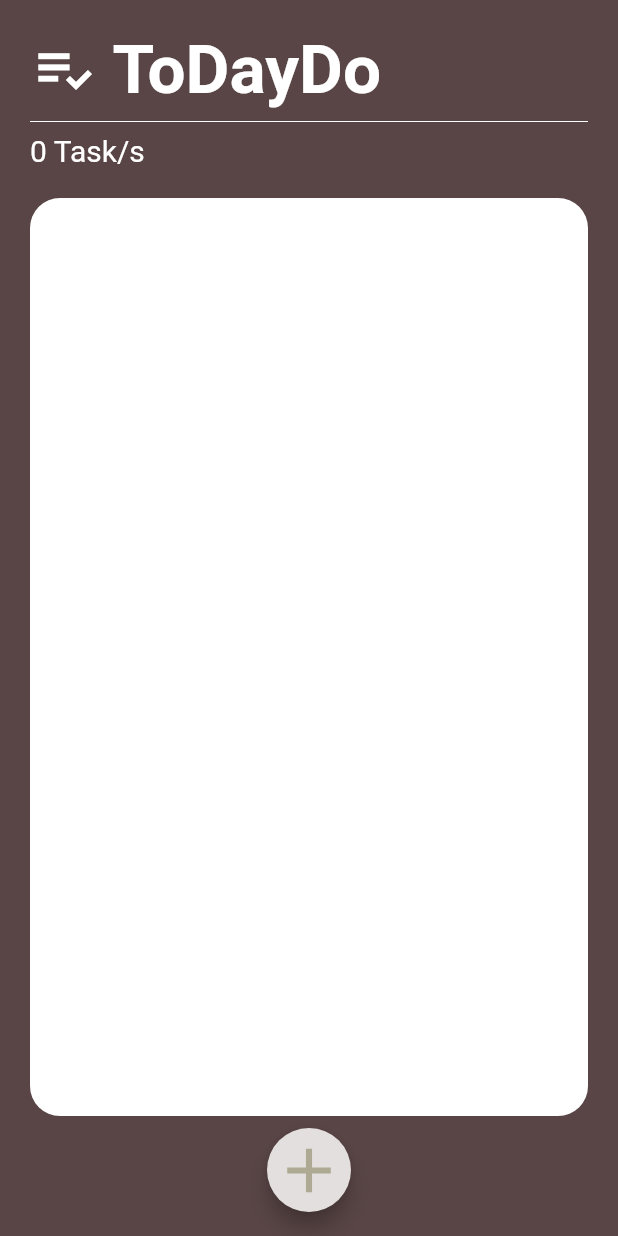
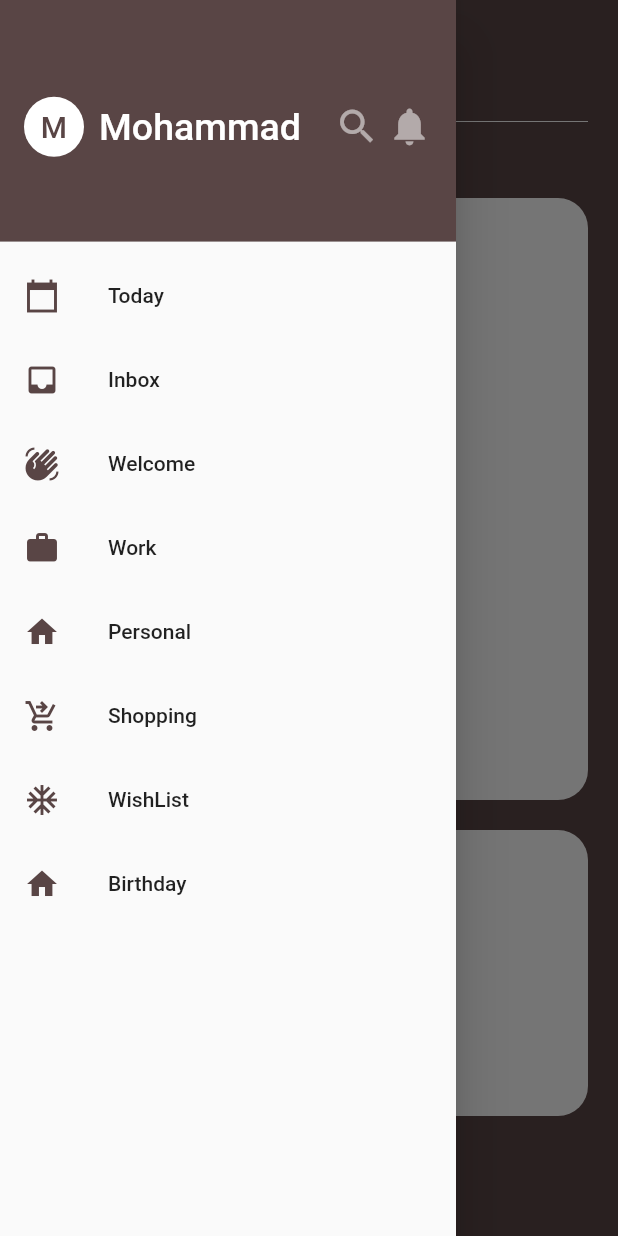
Before and after one commit to islamzareer/ToDayDo, a Flutter app: the screen it shows after launch, with the side drawer open (before the commit the screen has no drawer), on a phone screen of 412 x 824 dp. Run offline on Flutter 3.47's test engine with Material 2 defaults, Android fonts, the phone set to English and light mode, and no system bars.

Commit message:
add date & menu

```diff
--- a/lib/main.dart
+++ b/lib/main.dart
@@ -13,7 +13,7 @@ class MyApp extends StatelessWidget {
   Widget build(BuildContext context) {
    return ChangeNotifierProvider(
       create: (context) => TaskData(),
-      child: const MaterialApp(
+      child:  MaterialApp(
         title: 'ToDayDo',
         home: TasksScreen(),
       ),
--- a/lib/models/task.dart
+++ b/lib/models/task.dart
@@ -1,7 +1,9 @@
 class Task {
   String name;
   bool isDone;
-  Task({required this.name, this.isDone = false});
+  DateTime date;
+  String type ;
+  Task({required this.name, this.isDone = false, required this.date, this.type= "Inbox"});
   void changeStatus(Task task) {
     task.isDone = !isDone;
   }
--- a/lib/models/tasks_data.dart
+++ b/lib/models/tasks_data.dart
@@ -3,14 +3,26 @@ import 'package:todaydo/models/task.dart';
 
 class TaskData extends ChangeNotifier {
   List<Task> tasks = [];
+  List<Task> completedTasks = [];
+  String selectedType = "Inbox";
+  void addTask(newTaskName, date, type) {
+    tasks.add(Task(name: newTaskName, date: date));
+    notifyListeners();
+  }
 
-  void addTask(newTaskName) {
-    tasks.add(Task(name: newTaskName));
+  void setType(String type) {
+    selectedType = type;
     notifyListeners();
+  }
+  String getselectedType(){
+    return selectedType;
+
   }
 
   void updateTask(Task task) {
     task.changeStatus(task);
+    completedTasks.add(task);
+    deleteTask(task);
     notifyListeners();
   }
 
--- /dev/null
+++ b/lib/screens/menu_screen.dart
@@ -0,0 +1,110 @@
+import 'package:flutter/material.dart';
+import 'package:provider/provider.dart';
+import 'package:todaydo/models/tasks_data.dart';
+
+class MenuScreen extends StatelessWidget {
+  @override
+  Widget build(BuildContext context) {
+    void onTapFunction(String type) {
+      Provider.of<TaskData>(context, listen: false).setType(type);
+    }
+
+    return Drawer(
+      child: ListView(
+        padding: EdgeInsets.zero,
+        children: <Widget>[
+          DrawerHeader(
+            decoration: const BoxDecoration(
+              color: Color.fromRGBO(89, 69, 69, 1),
+            ),
+            child: Row(
+              mainAxisSize: MainAxisSize.min,
+              children: const [
+                CircleAvatar(
+                  backgroundColor: Colors.white,
+                  child: Text("M",
+                      style: TextStyle(
+                          color: Color.fromRGBO(89, 69, 69, 1),
+                          fontSize: 20,
+                          fontWeight: FontWeight.w500)),
+                ),
+                SizedBox(
+                  width: 10,
+                ),
+                Text(
+                  'Mohammad',
+                  style: TextStyle(
+                      color: Colors.white,
+                      fontSize: 25,
+                      fontWeight: FontWeight.w500),
+                ),
+                Spacer(),
+                Icon(
+                  Icons.search,
+                  color: Colors.white54,
+                  size: 30,
+                ),
+                SizedBox(
+                  width: 5,
+                ),
+                Icon(
+                  Icons.notifications,
+                  color: Colors.white54,
+                  size: 30,
+                ),
+              ],
+            ),
+          ),
+          ListTile(
+            leading: const Icon(Icons.calendar_today_sharp,
+                color: Color.fromRGBO(89, 69, 69, 1)),
+            title: const Text('Today'),
+            onTap: () => {onTapFunction("Today"), Navigator.pop(context)},
+          ),
+          ListTile(
+            leading:
+                const Icon(Icons.inbox, color: Color.fromRGBO(89, 69, 69, 1)),
+            title: const Text('Inbox'),
+            onTap: () => {onTapFunction("Inbox"), Navigator.pop(context)},
+          ),
+          ListTile(
+            leading: const Icon(Icons.waving_hand,
+                color: Color.fromRGBO(89, 69, 69, 1)),
+            title: const Text('Welcome'),
+            onTap: () => {onTapFunction("Welcome"), Navigator.pop(context)},
+          ),
+          ListTile(
+            leading:
+                const Icon(Icons.work, color: Color.fromRGBO(89, 69, 69, 1)),
+            title: const Text('Work'),
+            onTap: () => {onTapFunction("Work"), Navigator.pop(context)},
+          ),
+          ListTile(
+            leading:
+                const Icon(Icons.home, color: Color.fromRGBO(89, 69, 69, 1)),
+            title: const Text('Personal'),
+            onTap: () => {onTapFunction("Personal"), Navigator.pop(context)},
+          ),
+          ListTile(
+            leading: const Icon(Icons.shopping_cart_checkout,
+                color: Color.fromRGBO(89, 69, 69, 1)),
+            title: const Text('Shopping'),
+            onTap: () => {onTapFunction("Shopping"), Navigator.pop(context)},
+          ),
+          ListTile(
+            leading: const Icon(Icons.ac_unit_sharp,
+                color: Color.fromRGBO(89, 69, 69, 1)),
+            title: const Text('WishList'),
+            onTap: () => {onTapFunction("WishList"), Navigator.pop(context)},
+          ),
+          ListTile(
+            leading:
+                const Icon(Icons.home, color: Color.fromRGBO(89, 69, 69, 1)),
+            title: const Text('Birthday'),
+            onTap: () => {onTapFunction("Birthday"), Navigator.pop(context)},
+          ),
+        ],
+      ),
+    );
+  }
+}
--- a/lib/screens/tasks_screen.dart
+++ b/lib/screens/tasks_screen.dart
@@ -2,15 +2,21 @@ import 'package:flutter/material.dart';
 import 'package:provider/provider.dart';
 import 'package:todaydo/models/tasks_data.dart';
 import 'package:todaydo/screens/add_task.dart';
+import 'package:todaydo/screens/menu_screen.dart';
+import 'package:todaydo/widgets/completed_tasks.dart';
 import 'package:todaydo/widgets/tasks_list.dart';
 
 class TasksScreen extends StatelessWidget {
-  const TasksScreen({super.key});
+  final GlobalKey<ScaffoldState> _key = GlobalKey();
 
   @override
   Widget build(BuildContext context) {
+    final String selectedType =
+        Provider.of<TaskData>(context, listen: false).getselectedType();
     return SafeArea(
         child: Scaffold(
+            key: _key,
+            drawer: MenuScreen(),
             floatingActionButtonLocation:
                 FloatingActionButtonLocation.centerFloat,
             floatingActionButton: FloatingActionButton(
@@ -22,7 +28,7 @@ class TasksScreen extends StatelessWidget {
                     child: Container(
                       padding: EdgeInsets.only(
                           bottom: MediaQuery.of(context).viewInsets.bottom),
-                      child: const AddTaskScren(),
+                      child: AddTaskScren(),
                     ),
                   ),
                 );
@@ -39,14 +45,16 @@ class TasksScreen extends StatelessWidget {
               child: Column(
                 crossAxisAlignment: CrossAxisAlignment.start,
                 children: [
-                  Row(children: const [
-                    Icon(
-                      Icons.playlist_add_check,
-                      color: Colors.white,
-                      size: 45,
+                  Row(children: [
+                    IconButton(
+                      icon: const Icon(Icons.playlist_add_check,
+                          color: Colors.white, size: 45),
+                      onPressed: () {
+                        _key.currentState!.openDrawer();
+                      },
                     ),
-                    SizedBox(width: 10),
-                    Text(
+                    const SizedBox(width: 10),
+                    const Text(
                       "ToDayDo",
                       style: TextStyle(
                           fontWeight: FontWeight.bold,
@@ -57,8 +65,22 @@ class TasksScreen extends StatelessWidget {
                   const Divider(
                     color: Colors.white,
                   ),
-                  Text('${Provider.of<TaskData>(context).tasks.length} Task/s',
-                      style: const TextStyle(fontSize: 20, color: Colors.white)),
+                  Text(
+                      '${Provider.of<TaskData>(context).tasks.where((element) => element.type == selectedType).toList().length} Task/s',
+                      style:
+                          const TextStyle(fontSize: 20, color: Colors.white)),
+                  Expanded(
+                    flex: 2,
+                    child: Container(
+                        margin: const EdgeInsets.only(top: 20),
+                        decoration: const BoxDecoration(
+                          color: Colors.white,
+                          borderRadius: BorderRadius.all(
+                            Radius.circular(20),
+                          ),
+                        ),
+                        child: TasksList()),
+                  ),
                   Expanded(
                     child: Container(
                         margin: const EdgeInsets.only(top: 20),
@@ -68,8 +90,8 @@ class TasksScreen extends StatelessWidget {
                             Radius.circular(20),
                           ),
                         ),
-                        child: const TasksList()),
-                  )
+                        child: const CompletedTasksList()),
+                  ),
                 ],
               ),
             )));
--- /dev/null
+++ b/lib/widgets/completed_tasks.dart
@@ -0,0 +1,36 @@
+import 'package:flutter/cupertino.dart';
+import 'package:provider/provider.dart';
+import 'package:todaydo/models/tasks_data.dart';
+import 'package:todaydo/widgets/task_tile.dart';
+
+class CompletedTasksList extends StatefulWidget {
+  const CompletedTasksList({
+    Key? key,
+  }) : super(key: key);
+
+  @override
+  State<CompletedTasksList> createState() => _CompletedTasksListState();
+}
+
+class _CompletedTasksListState extends State<CompletedTasksList> {
+  @override
+  Widget build(BuildContext context) {
+    return Consumer<TaskData>(
+      builder: (context, taskData, child) {
+        return ListView.builder(
+          padding: const EdgeInsets.fromLTRB(5, 20, 5, 20),
+          itemCount: taskData.completedTasks.length,
+          itemBuilder: (context, index) {
+            return TaskTile(
+              isChecked: taskData.completedTasks[index].isDone,
+              taskTitle: taskData.completedTasks[index].name,
+              taskDate: taskData.completedTasks[index].date,
+              checkboxChange: (newValue) {},
+              listTileDelete: () {},
+            );
+          },
+        );
+      },
+    );
+  }
+}
--- a/lib/widgets/tasks_list.dart
+++ b/lib/widgets/tasks_list.dart
@@ -1,29 +1,32 @@
 import 'package:flutter/cupertino.dart';
+import 'package:flutter/material.dart';
 import 'package:provider/provider.dart';
+import 'package:todaydo/models/task.dart';
 import 'package:todaydo/models/tasks_data.dart';
 import 'package:todaydo/widgets/task_tile.dart';
 
 class TasksList extends StatelessWidget {
-  const TasksList({
-    Key? key,
-  }) : super(key: key);
+
 
   @override
   Widget build(BuildContext context) {
     return Consumer<TaskData>(
       builder: (context, taskData, child) {
+        List<Task> TaskList =
+            taskData.tasks.where((element) => element.type == taskData.selectedType).toList();
         return ListView.builder(
           padding: const EdgeInsets.fromLTRB(5, 20, 5, 20),
-          itemCount: taskData.tasks.length,
+          itemCount: TaskList.length,
           itemBuilder: (context, index) {
             return TaskTile(
-              isChecked: taskData.tasks[index].isDone,
-              taskTitle: taskData.tasks[index].name,
+              isChecked: TaskList[index].isDone,
+              taskTitle: TaskList[index].name,
+              taskDate: TaskList[index].date,
               checkboxChange: (newValue) {
-                taskData.updateTask(taskData.tasks[index]);
+                taskData.updateTask(TaskList[index]);
               },
               listTileDelete: () {
-                taskData.deleteTask(taskData.tasks[index]);
+                taskData.deleteTask(TaskList[index]);
               },
             );
           },
--- a/pubspec.yaml
+++ b/pubspec.yaml
@@ -37,6 +37,7 @@ dependencies:
   # Use with the CupertinoIcons class for iOS style icons.
   cupertino_icons: ^1.0.2
   provider: ^6.0.4
+  intl: ^0.17.0
 
 dev_dependencies:
   flutter_test:
```
Also changed, not shown: lib/screens/add_task.dart (+94 -7 lines), lib/widgets/task_tile.dart (+8 -11 lines), pubspec.lock.
